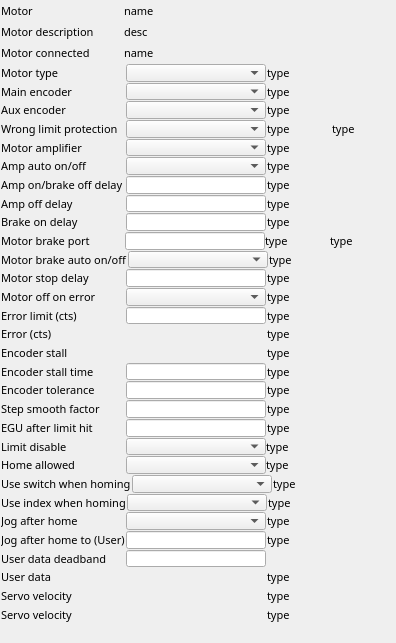
The window that 3-6/GalilSup/op/ui/galil_motor_extras.ui (motorapp/Galil) describes before a commit, drawn with Qt 5.
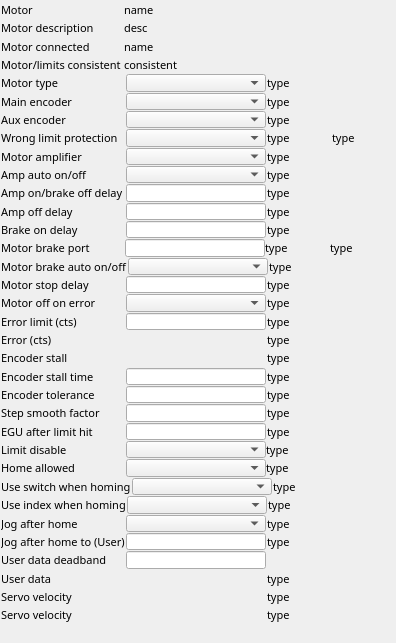
The same window after the commit. Custom widgets are drawn as their Qt base class.

Commit message: Add motor direction / limit consistent indicator to motor extras Fix home process no longer disables wrong limit protection (wlp)

The edit to the form file:
```diff
--- a/3-6/GalilSup/op/ui/galil_motor_extras.ui
+++ b/3-6/GalilSup/op/ui/galil_motor_extras.ui
@@ -19,7 +19,7 @@
   <property name="windowTitle">
    <string>EFrame</string>
   </property>
-  <layout class="QVBoxLayout" name="verticalLayout" stretch="2,2,2,2,2,2,2,2,2,2,2,2,2,2,2,2,2,2,2,2,2,2,2,2,2,2,2,2,2,2,2,2,2,2">
+  <layout class="QVBoxLayout" name="verticalLayout" stretch="2,2,2,2,2,2,2,2,2,2,2,2,2,2,2,2,2,2,2,2,2,2,2,2,2,2,2,2,2,2,2,2,2,2,2">
    <property name="spacing">
     <number>1</number>
    </property>
@@ -42,7 +42,7 @@
        <property name="minimumSize">
         <size>
          <width>122</width>
-         <height>0</height>
+         <height>14</height>
         </size>
        </property>
        <property name="font">
@@ -92,7 +92,7 @@
        <property name="sizeHint" stdset="0">
         <size>
          <width>40</width>
-         <height>20</height>
+         <height>1</height>
         </size>
        </property>
       </spacer>
@@ -165,7 +165,7 @@
        <property name="sizeHint" stdset="0">
         <size>
          <width>40</width>
-         <height>20</height>
+         <height>1</height>
         </size>
        </property>
       </spacer>
@@ -238,7 +238,83 @@
        <property name="sizeHint" stdset="0">
         <size>
          <width>40</width>
-         <height>20</height>
+         <height>1</height>
+        </size>
+       </property>
+      </spacer>
+     </item>
+    </layout>
+   </item>
+   <item>
+    <layout class="QHBoxLayout" name="horizontalLayout_14">
+     <property name="spacing">
+      <number>1</number>
+     </property>
+     <item>
+      <widget class="QLabel" name="label_17">
+       <property name="sizePolicy">
+        <sizepolicy hsizetype="Fixed" vsizetype="Preferred">
+         <horstretch>0</horstretch>
+         <verstretch>0</verstretch>
+        </sizepolicy>
+       </property>
+       <property name="minimumSize">
+        <size>
+         <width>122</width>
+         <height>0</height>
+        </size>
+       </property>
+       <property name="font">
+        <font>
+         <family>Abyssinica SIL</family>
+         <pointsize>8</pointsize>
+        </font>
+       </property>
+       <property name="text">
+        <string>Motor/limits consistent</string>
+       </property>
+      </widget>
+     </item>
+     <item>
+      <widget class="QELabel" name="qelabel_38">
+       <property name="sizePolicy">
+        <sizepolicy hsizetype="Preferred" vsizetype="Preferred">
+         <horstretch>0</horstretch>
+         <verstretch>0</verstretch>
+        </sizepolicy>
+       </property>
+       <property name="font">
+        <font>
+         <family>Abyssinica SIL</family>
+         <pointsize>8</pointsize>
+        </font>
+       </property>
+       <property name="layoutDirection">
+        <enum>Qt::LeftToRight</enum>
+       </property>
+       <property name="alignment">
+        <set>Qt::AlignLeading|Qt::AlignLeft|Qt::AlignVCenter</set>
+       </property>
+       <property name="variable" stdset="0">
+        <string>$(DMC)$(M)_LIMITCONSISTENT_STATUS</string>
+       </property>
+       <property name="radix">
+        <number>10</number>
+       </property>
+       <property name="text">
+        <string>consistent</string>
+       </property>
+      </widget>
+     </item>
+     <item>
+      <spacer name="horizontalSpacer_5">
+       <property name="orientation">
+        <enum>Qt::Horizontal</enum>
+       </property>
+       <property name="sizeHint" stdset="0">
+        <size>
+         <width>40</width>
+         <height>1</height>
         </size>
        </property>
       </spacer>
```
The commit also changes 6 other files.
